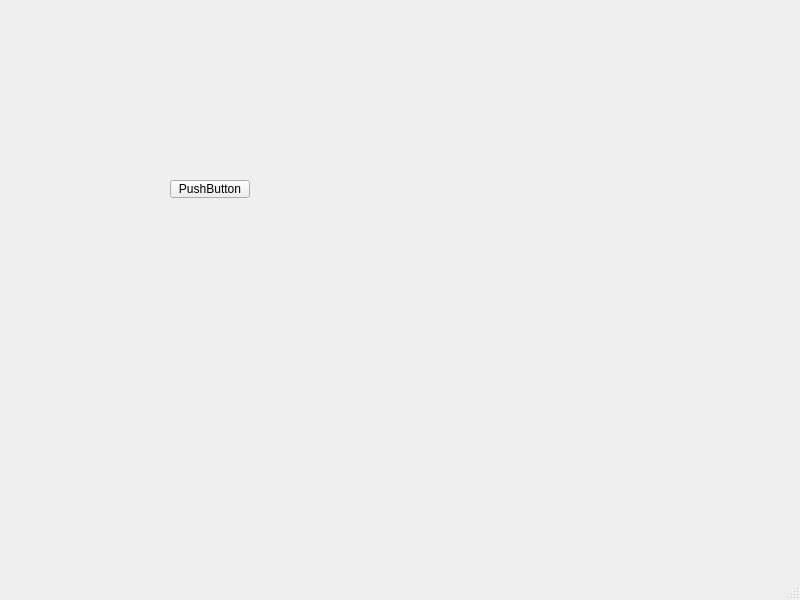
Old version of the form src/mainwindow.ui in the repository ambiesoft/gallonge.
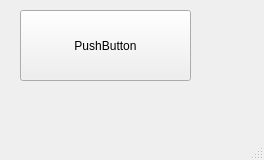
New version of the form.

```diff
--- a/src/mainwindow.ui
+++ b/src/mainwindow.ui
@@ -6,8 +6,8 @@
    <rect>
     <x>0</x>
     <y>0</y>
-    <width>800</width>
-    <height>600</height>
+    <width>264</width>
+    <height>160</height>
    </rect>
   </property>
   <property name="windowTitle">
@@ -17,10 +17,10 @@
    <widget class="QPushButton" name="pushButton">
     <property name="geometry">
      <rect>
-      <x>170</x>
-      <y>180</y>
-      <width>80</width>
-      <height>18</height>
+      <x>20</x>
+      <y>10</y>
+      <width>171</width>
+      <height>71</height>
      </rect>
     </property>
     <property name="text">
```
Left out of the diff: 2 changed lines with no effect on the pictures.
